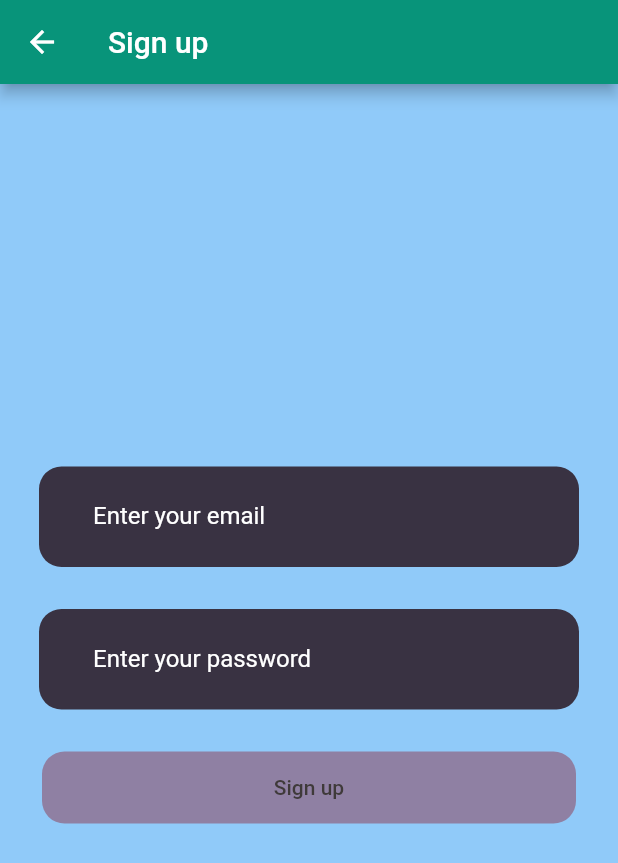
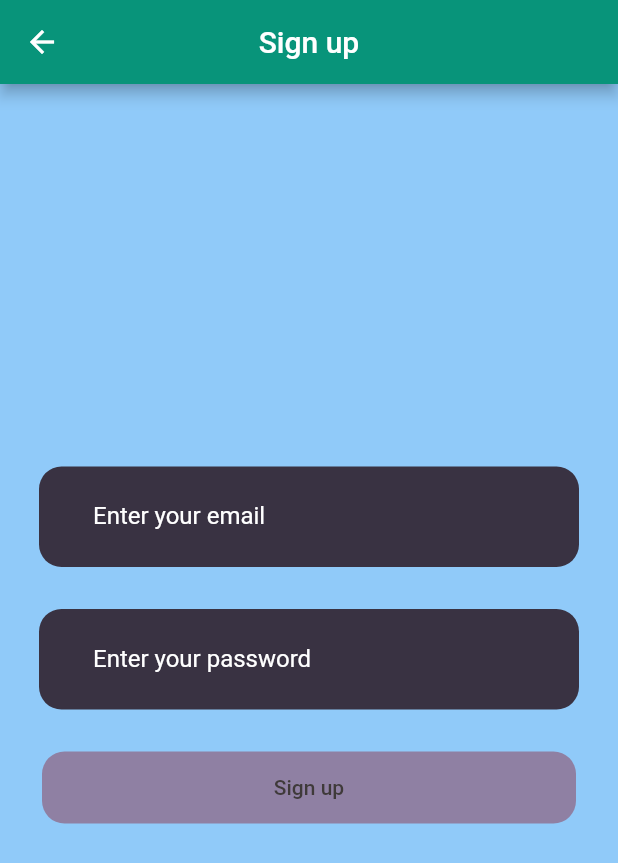
Before and after one commit to shashical/MoviePedia, a Flutter app: the screen it shows after launch, after a tap on "New user? Create new account!", on a phone screen of 412 x 824 dp. Shown: the top 863 px of the screen. Run offline on Flutter 3.47's test engine with Material 2 defaults, Android fonts, the phone set to English and light mode, and no system bars; our stand-ins replace firebase_auth, firebase_core, google_fonts; missing offline and left inert: tmdb_api; accounts and stored records are empty; network calls fail.

Commit message:
minor changes

```diff
--- a/lib/home.dart
+++ b/lib/home.dart
@@ -1,10 +1,6 @@
 import 'package:firebase_auth/firebase_auth.dart';
 import 'package:flutter/material.dart';
-import 'package:flutter/src/widgets/container.dart';
-import 'package:flutter/src/widgets/framework.dart';
 import 'package:movies_app/login.dart';
-import 'package:movies_app/main.dart';
-import 'package:movies_app/utils/textstyle.dart';
 import 'package:movies_app/widgets/nowplaying.dart';
 import 'package:movies_app/search_page.dart';
 import 'package:movies_app/widgets/toprated.dart';
@@ -66,7 +62,7 @@ class _HomeScreenState extends State<HomeScreen> {
           backgroundColor: Color.fromARGB(255, 207, 8, 151),
           automaticallyImplyLeading: false,
           centerTitle: true,
-          title: new_text(text:'Movies')),
+          title: Text("Movies"),),
         body: ListView(
           children:[
             TrendingMovies(trending:trending_movies),
--- a/lib/login.dart
+++ b/lib/login.dart
@@ -1,9 +1,7 @@
 import 'package:firebase_auth/firebase_auth.dart';
 import 'package:flutter/material.dart';
-import 'package:firebase_core/firebase_core.dart';
 import 'package:movies_app/home.dart';
 import 'package:movies_app/signup.dart';
-import 'firebase_options.dart';
 
 class LoginPage extends StatefulWidget {
   const LoginPage({super.key});
@@ -118,6 +116,7 @@ class _LoginPageState extends State<LoginPage> {
                                     email: _emailTextController.text,
                                     password: _passwordTextController.text)
                                 .then((value) {
+                                  Navigator.of(context).pop();
                               Navigator.push(
                                   context,
                                   MaterialPageRoute(
--- a/lib/main.dart
+++ b/lib/main.dart
@@ -3,7 +3,6 @@ import 'package:flutter/material.dart';
 import 'package:firebase_core/firebase_core.dart';
 import 'package:movies_app/home.dart';
 import 'package:movies_app/login.dart';
-import 'package:movies_app/signup.dart';
 import 'firebase_options.dart';
 
 void main() async {
@@ -22,8 +21,7 @@ class MyApp extends StatefulWidget {
 }
 
 class _MyAppState extends State<MyApp> {
-  final TextEditingController _passwordTextController = TextEditingController();
-  final TextEditingController _emailTextController = TextEditingController();
+
   @override
   Widget build(BuildContext context) {
     return MaterialApp(
--- a/lib/signup.dart
+++ b/lib/signup.dart
@@ -18,6 +18,7 @@ class _SignUpState extends State<SignUp> {
       //resizeToAvoidBottomInset: false,
       backgroundColor: Colors.blue[200],
       appBar: AppBar(
+        centerTitle: true,
         title: Text("Sign up"),
         backgroundColor: const Color.fromARGB(255, 8, 148, 122),
       ),
@@ -102,6 +103,8 @@ class _SignUpState extends State<SignUp> {
                             password: _passwordTextController.text,
                           )
                               .then((value) {
+                                Navigator.of(context).pop();
+                                Navigator.of(context).pop();
                             Navigator.push(
                                 context,
                                 MaterialPageRoute(
```
